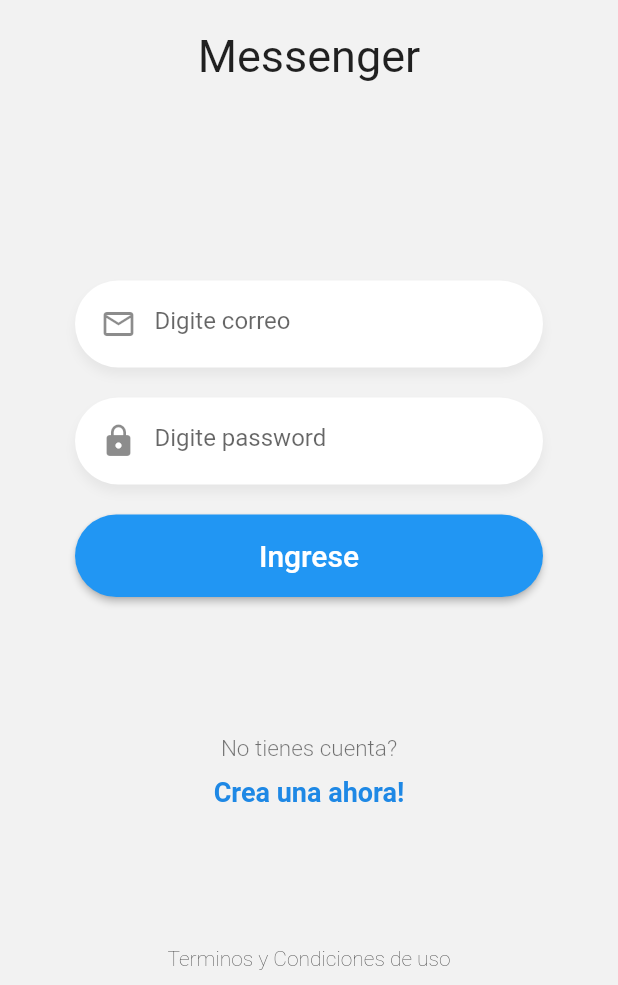
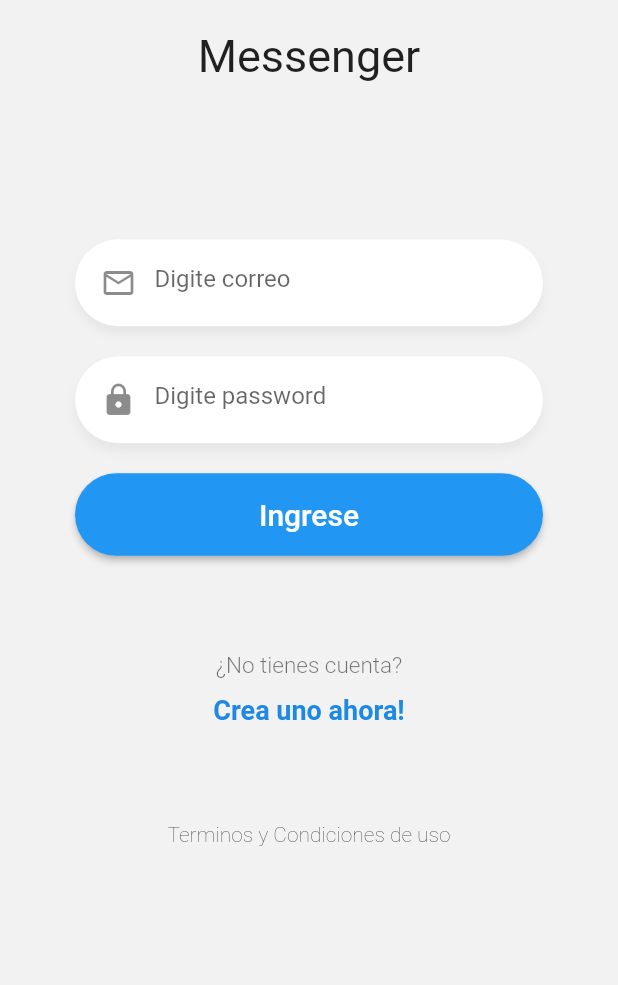
Before and after one commit to cbaque/flutter-chat, a Flutter app: the screen it shows after launch, on a phone screen of 412 x 824 dp, the part 251-1236 px from its top. Run offline on Flutter 3.47's test engine with Material 2 defaults, Android fonts, the phone set to English and light mode, and no system bars.

Commit message:
Login y registro terminado

```diff
--- a/lib/pages/login_page.dart
+++ b/lib/pages/login_page.dart
@@ -10,12 +10,22 @@ class LoginPage extends StatelessWidget {
     return Scaffold(
       backgroundColor: Color(0xffF2F2F2),
       body: SafeArea(
+        child: SingleChildScrollView(
+          physics: BouncingScrollPhysics(),
+          child: Container(
+            height: MediaQuery.of(context).size.height * 0.9,
             child: Column(
               mainAxisAlignment: MainAxisAlignment.spaceBetween,
               children: [
-            Logo(),
+                Logo(
+                  titulo: 'Messenger',
+                ),
                 _Form(),
-            Labels(),
+                Labels(
+                  ruta: 'register',
+                  titulo: '¿No tienes cuenta?',
+                  subtitulo: 'Crea uno ahora!',
+                ),
                 Container(
                   padding: EdgeInsets.only(bottom: 10),
                   child: Text(
@@ -24,6 +34,8 @@ class LoginPage extends StatelessWidget {
                   ),
                 )
               ],
+            ),
+          ),
         ),
       ),
     );
--- a/lib/widgets/labels.dart
+++ b/lib/widgets/labels.dart
@@ -1,13 +1,24 @@
 import 'package:flutter/material.dart';
 
 class Labels extends StatelessWidget {
+  final String ruta;
+  final String titulo;
+  final String subtitulo;
+
+  const Labels({
+    Key key,
+    @required this.ruta,
+    @required this.titulo,
+    @required this.subtitulo,
+  }) : super(key: key);
+
   @override
   Widget build(BuildContext context) {
     return Container(
       child: Column(
         children: [
           Text(
-            'No tienes cuenta?',
+            this.titulo,
             style: TextStyle(
               color: Colors.black54,
               fontSize: 15,
@@ -17,13 +28,18 @@ class Labels extends StatelessWidget {
           SizedBox(
             height: 10,
           ),
-          Text(
-            'Crea una ahora!',
-            style: TextStyle(
-              color: Colors.blue[600],
-              fontWeight: FontWeight.bold,
-              fontSize: 18,
+          GestureDetector(
+            child: Text(
+              this.subtitulo,
+              style: TextStyle(
+                color: Colors.blue[600],
+                fontWeight: FontWeight.bold,
+                fontSize: 18,
+              ),
             ),
+            onTap: () {
+              Navigator.pushReplacementNamed(context, this.ruta);
+            },
           )
         ],
       ),
--- a/lib/widgets/logo.dart
+++ b/lib/widgets/logo.dart
@@ -1,6 +1,13 @@
 import 'package:flutter/material.dart';
 
 class Logo extends StatelessWidget {
+  final String titulo;
+
+  const Logo({
+    Key key,
+    @required this.titulo,
+  }) : super(key: key);
+
   @override
   Widget build(BuildContext context) {
     return Center(
@@ -14,7 +21,7 @@ class Logo extends StatelessWidget {
             ),
             SizedBox(height: 20),
             Text(
-              'Messenger',
+              this.titulo,
               style: TextStyle(fontSize: 30),
             )
           ],
```
Also changed, not shown: lib/pages/register_page.dart (+85 -2 lines). Lines whose indentation alone changed are shown as unchanged.
